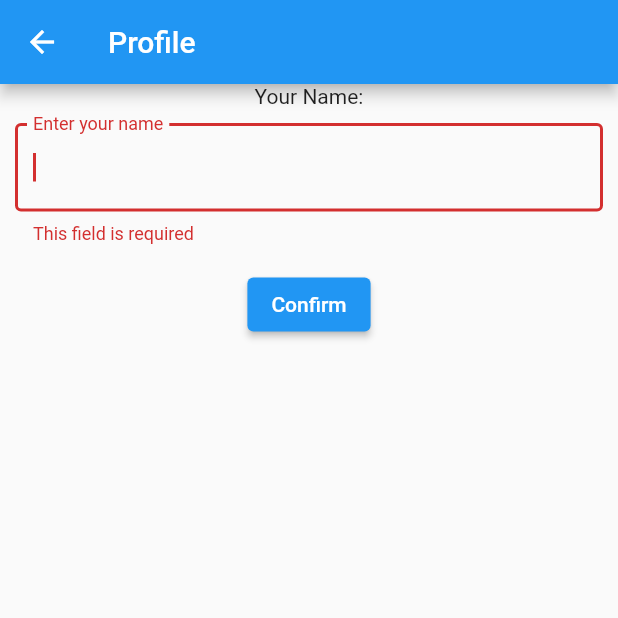
After one commit to mohammadkamal/Tawasal, a Flutter app: the InitialProfileSettings screen opened directly, after a tap on "Confirm", on a phone screen of 412 x 824 dp, the top half of it. The commit adds this screen. Run offline on Flutter 3.47's test engine with Material 2 defaults, Android fonts, the light colour scheme and no system bars; our stand-ins replace cloud_firestore, firebase_auth, firebase_core, permission_handler; missing offline and left inert: agora_rtc_engine; accounts and stored records are empty; network calls fail.

Commit message:
Edit Account Functionality Checking the name of the room

```diff
--- /dev/null
+++ b/lib/InitialProfileSettings.dart
@@ -0,0 +1,115 @@
+import 'package:firebase_auth/firebase_auth.dart';
+import 'package:flutter/material.dart';
+import 'package:provider/provider.dart';
+import 'package:tawasal/ContactAccount.dart';
+import 'package:tawasal/ContactsList.dart';
+import 'package:tawasal/RoomsList.dart';
+
+class InitialProfileSettings extends StatefulWidget {
+  @override
+  _InitialProfileSettingsState createState() => _InitialProfileSettingsState();
+}
+
+class _InitialProfileSettingsState extends State<InitialProfileSettings> {
+  final _formKey = GlobalKey<FormState>();
+  final TextEditingController _nameCtrl = TextEditingController();
+  ContactAccount _contactAccount;
+  String _phoneNumberInter;
+  String _phoneNumberLocal;
+
+  Widget _displayNameLabel() {
+    return Container(
+      padding: EdgeInsets.only(bottom: 10),
+      child: Text(
+        'Your Name:',
+        softWrap: true,
+      ),
+    );
+  }
+
+  Widget _displayName() {
+    return Padding(
+      padding: const EdgeInsets.only(right: 10, left: 10),
+      child: TextFormField(
+        controller: _nameCtrl,
+        decoration: InputDecoration(
+            border: OutlineInputBorder(borderSide: BorderSide(width: 7)),
+            labelText: 'Enter your name'),
+        autofocus: true,
+        validator: (value) {
+          if (value.isEmpty) {
+            return 'This field is required';
+          }
+          return null;
+        },
+      ),
+    );
+  }
+
+  Widget _confirmButton() {
+    return Container(
+      padding: const EdgeInsets.symmetric(vertical: 16.0),
+      child: ElevatedButton(
+        onPressed: () async {
+          if (_formKey.currentState.validate()) {
+            showDialog(
+                context: context,
+                builder: (context) {
+                  return AlertDialog(
+                    content: Container(
+                      child: LinearProgressIndicator(),
+                    ),
+                  );
+                });
+            // ignore: unused_local_variable
+            var result = await _confirmData()
+                .whenComplete(() => Navigator.pop(context))
+                .then((value) => Navigator.pushReplacement(
+                    context,
+                    MaterialPageRoute(
+                      builder: (context) => RoomsList(),
+                    )));
+          }
+        },
+        child: Text('Confirm'),
+      ),
+    );
+  }
+
+  Future<void> _confirmData() async {
+    _phoneNumberInter = FirebaseAuth.instance.currentUser.phoneNumber;
+    _phoneNumberLocal = _phoneNumberInter.substring(2);
+    _contactAccount = ContactAccount(
+        phoneNumberInternational: _phoneNumberInter,
+        phoneNumberLocal: int.tryParse(_phoneNumberLocal),
+        displayName: _nameCtrl.text);
+    await FirebaseAuth.instance.currentUser
+        .updateProfile(displayName: _nameCtrl.text);
+    context
+        .read<ContactsList>()
+        .addNewContact(FirebaseAuth.instance.currentUser.uid, _contactAccount);
+  }
+
+  Widget _mainForm() {
+    return Form(
+      key: _formKey,
+      child: ListView(
+        children: [
+          Column(
+            children: [_displayNameLabel(), _displayName(), _confirmButton()],
+          )
+        ],
+      ),
+    );
+  }
+
+  @override
+  Widget build(BuildContext context) {
+    return Scaffold(
+      appBar: AppBar(
+        title: Text('Profile'),
+      ),
+      body: _mainForm(),
+    );
+  }
+}
--- a/lib/LoginPage.dart
+++ b/lib/LoginPage.dart
@@ -1,5 +1,6 @@
 import 'package:flutter/material.dart';
 import 'package:firebase_auth/firebase_auth.dart';
+import 'package:tawasal/InitialProfileSettings.dart';
 
 class LoginPage extends StatefulWidget {
   @override
@@ -56,7 +57,10 @@ class _LoginPageState extends State<LoginPage> {
             // ignore: unused_local_variable
             var result = await _login()
                 .whenComplete(() => Navigator.pop(context))
-                .then((value) => Navigator.pushNamed(context, '/'));
+                .then((value) => Navigator.push(
+                    context,
+                    MaterialPageRoute(
+                        builder: (context) => InitialProfileSettings())));
           }
         },
         child: Text('Login'),
```
Also changed, not shown: lib/AppSideDrawer.dart (+30 -8 lines), lib/ContactsList.dart (+9 -0 lines), lib/CreateLiveVideoRoom.dart (+72 -4 lines), lib/EditContactAccount.dart (added, +97 -0 lines), lib/HostLiveRoom.dart (+5 -8 lines), lib/ViewContactsList.dart (+20 -16 lines).
